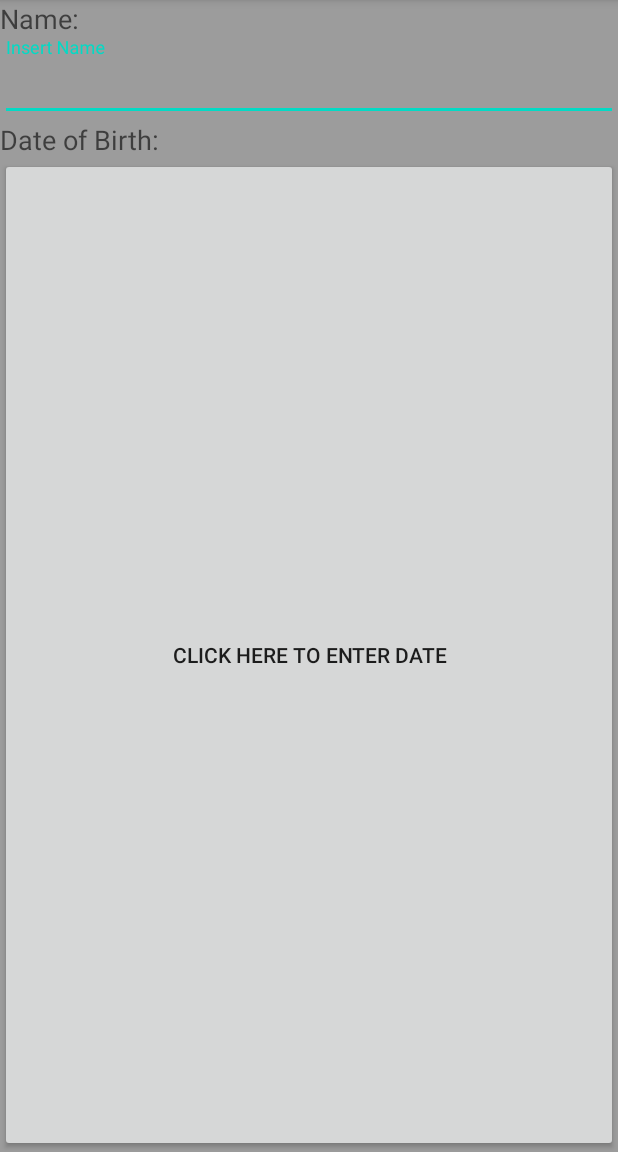
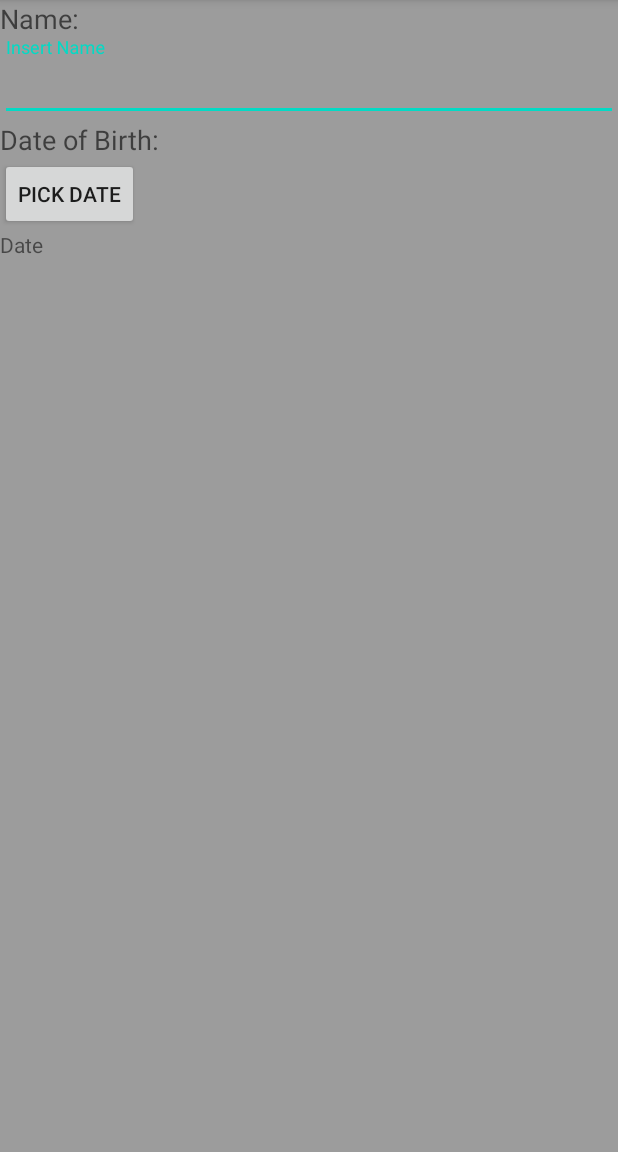
Before and after one commit to DanielSiob/Gestao_Infetados, an Android app: the Add_Patient_Data screen opened directly, with no data from a screen before it, on a phone screen of 412 x 824 dp, the part 84-1236 px from its top. Run offline under Robolectric (Android 15) with nearby library versions, the phone set to English and light mode, and no system bars.

Commit message:
Alteração método de calendário

```diff
--- a/app/src/main/java/com/example/gestaoinfetados/Add_Patient_Data.java
+++ b/app/src/main/java/com/example/gestaoinfetados/Add_Patient_Data.java
@@ -8,6 +8,7 @@ import android.graphics.drawable.ColorDrawable;
 import android.os.Bundle;
 import android.util.Log;
 import android.view.View;
+import android.widget.Button;
 import android.widget.DatePicker;
 import android.widget.TextView;
 
@@ -17,41 +18,36 @@ public class Add_Patient_Data extends AppCompatActivity {
 
     private static final String TAG = "Add_Patient_Data";
 
-    private TextView mDisplayDate;
-    private DatePickerDialog.OnDateSetListener mDateSetListener;
+    private TextView mTV;
+    private Button mBtn;
+
+    Calendar c;
+    DatePickerDialog dpd;
 
     @Override
     protected void onCreate(Bundle savedInstanceState) {
         super.onCreate(savedInstanceState);
         setContentView(R.layout.activity_add__patient__data);
 
-        mDisplayDate = (TextView) findViewById(R.id.ButtonDateOfBirthPatient);
+        mTV = (TextView) findViewById(R.id.TextViewPickDatePatient);
+        mBtn = (Button) findViewById(R.id.btnPickDatePatient);
 
-        mDisplayDate.setOnClickListener(new View.OnClickListener() {
+        mBtn.setOnClickListener(new View.OnClickListener() {
             @Override
             public void onClick(View view) {
-                Calendar cal = Calendar.getInstance();
-                int ano = cal.get(Calendar.YEAR);
-                int mes = cal.get(Calendar.MONTH);
-                int dia = cal.get(Calendar.DAY_OF_MONTH);
+                c = Calendar.getInstance();
+                int ano = c.get(Calendar.YEAR);
+                int mes = c.get(Calendar.MONTH);
+                int dia = c.get(Calendar.DAY_OF_MONTH);
 
-                DatePickerDialog dialog = new DatePickerDialog( Add_Patient_Data.this,
-                        android.R.style.Widget_Holo_ActionBar_Solid,
-                        mDateSetListener,
-                        ano,mes,dia);
-                dialog.getWindow().setBackgroundDrawable(new ColorDrawable(Color.TRANSPARENT));
-                dialog.show();
+                dpd = new DatePickerDialog(Add_Patient_Data.this, new DatePickerDialog.OnDateSetListener() {
+                    @Override
+                    public void onDateSet(DatePicker view, int year, int month, int dayOfMonth) {
+                        mTV.setText(dayOfMonth + "/" + (month+1) + "/" + year);
+                    }
+                }, dia, mes, ano);
+                dpd.show();
             }
         });
-
-        mDateSetListener = new DatePickerDialog.OnDateSetListener() {
-            @Override
-            public void onDateSet(DatePicker datePicker, int ano, int mes, int dia){
-                mes = mes+1;
-                Log.d(TAG, "onDateSet: dd/mm/aaaa" + dia + "/" + mes + "/" + ano);
-                String date = dia + "/" + mes + "/" + ano;
-                mDisplayDate.setText(date);
-            }
-        };
     }
 }
--- a/app/src/main/res/layout/activity_add__patient__data.xml
+++ b/app/src/main/res/layout/activity_add__patient__data.xml
@@ -32,11 +32,18 @@
             android:textAppearance="@style/TextAppearance.AppCompat.Medium" />
 
         <Button
-            android:id="@+id/ButtonDateOfBirthPatient"
-            android:layout_width="match_parent"
+            android:id="@+id/btnPickDatePatient"
+            android:layout_width="wrap_content"
             android:layout_height="wrap_content"
-            android:layout_weight="1"
-            android:text="Click here to enter Date" />
+            android:text="Pick Date"
+            />
+
+        <TextView
+            android:id="@+id/TextViewPickDatePatient"
+            android:layout_width="wrap_content"
+            android:layout_height="wrap_content"
+            android:text="Date"
+            />
 
     </com.google.android.material.textfield.TextInputLayout>
 </LinearLayout>
--- a/build.gradle
+++ b/build.gradle
@@ -8,7 +8,7 @@ buildscript {
 
     }
     dependencies {
-        classpath 'com.android.tools.build:gradle:3.6.3'
+        classpath 'com.android.tools.build:gradle:4.0.0'
 
 
         // NOTE: Do not place your application dependencies here; they belong
```
Also changed, not shown: gradle/wrapper/gradle-wrapper.properties.
